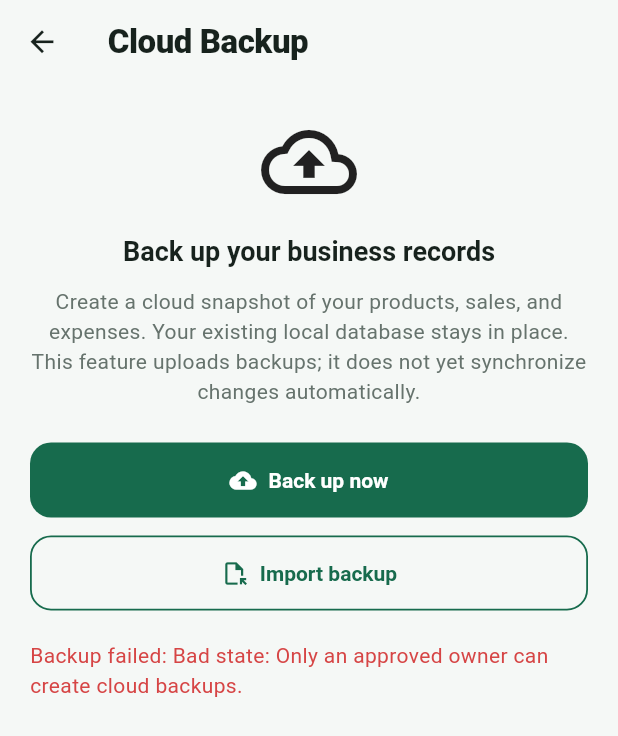
After one commit to Moses361/business_dash, a Flutter app: the CloudBackupScreen screen opened directly, after a tap on "Back up now", on a phone screen of 412 x 824 dp. The commit adds this screen. Shown: the top 736 px of the screen. Run offline on Flutter 3.47's test engine with Material 3 defaults, Android fonts, the phone set to English and light mode, and no system bars; our stand-ins replace cloud_firestore, file_picker, firebase_auth, firebase_core, pdf, printing and 2 more; accounts and stored records are empty.

Commit message:
Add cloud backup and database restore features

```diff
--- a/lib/database/database_service.dart
+++ b/lib/database/database_service.dart
@@ -199,6 +199,143 @@ class DatabaseService {
     return file.path;
   }
 
+  /// Restores a Veroon JSON backup after validation and a safety export.
+  /// Existing records are replaced only after validation succeeds.
+  Future<Map<String, dynamic>> restoreDatabase(String backupFilePath) async {
+    final source = File(backupFilePath);
+
+    if (!await source.exists()) {
+      throw const FileSystemException('Backup file not found.');
+    }
+
+    final decoded = jsonDecode(await source.readAsString());
+
+    if (decoded is! Map) {
+      throw const FormatException('Invalid backup: expected a JSON object.');
+    }
+
+    final backup = Map<String, dynamic>.from(decoded);
+
+    if (backup['format'] != 'veroon_json_backup' ||
+        backup['formatVersion'] != 1 ||
+        backup['databaseVersion'] != _databaseVersion) {
+      throw const FormatException(
+        'Unsupported backup format or database version. '
+        'This app requires a Veroon version 1 backup for database version 7.',
+      );
+    }
+
+    final products = _validatedRecords(backup['products'], 'products', [
+      'id',
+      'name',
+      'category',
+      'buying_price',
+      'selling_price',
+      'stock_quantity',
+    ]);
+    final sales = _validatedRecords(backup['sales'], 'sales', [
+      'id',
+      'product_id',
+      'product_name',
+      'quantity',
+      'buying_price',
+      'selling_price',
+      'total_amount',
+      'created_at',
+    ]);
+    final expenses = _validatedRecords(backup['expenses'], 'expenses', [
+      'id',
+      'title',
+      'amount',
+      'category',
+      'created_at',
+    ]);
+
+    // Preserve the current database in a separate JSON safety copy first.
+    final safetyBackupPath = await exportDatabase();
+    final db = await database;
+
+    await db.transaction((txn) async {
+      // Delete dependent/history records first, then products.
+      await txn.delete(salesTable);
+      await txn.delete(expensesTable);
+      await txn.delete(productsTable);
+
+      for (final record in products) {
+        await txn.insert(
+          productsTable,
+          record,
+          conflictAlgorithm: ConflictAlgorithm.abort,
+        );
+      }
+
+      for (final record in sales) {
+        await txn.insert(
+          salesTable,
+          record,
+          conflictAlgorithm: ConflictAlgorithm.abort,
+        );
+      }
+
+      for (final record in expenses) {
+        await txn.insert(
+          expensesTable,
+          record,
+          conflictAlgorithm: ConflictAlgorithm.abort,
+        );
+      }
+    });
+
+    return {
+      'products': products.length,
+      'sales': sales.length,
+      'expenses': expenses.length,
+      'safetyBackupPath': safetyBackupPath,
+    };
+  }
+
+  List<Map<String, Object?>> _validatedRecords(
+    dynamic value,
+    String tableName,
+    List<String> requiredFields,
+  ) {
+    if (value is! List) {
+      throw FormatException('Invalid backup: $tableName must be a list.');
+    }
+
+    final records = <Map<String, Object?>>[];
+    final seenIds = <int>{};
+
+    for (final item in value) {
+      if (item is! Map) {
+        throw FormatException('Invalid record in $tableName.');
+      }
+
+      final record = Map<String, dynamic>.from(item);
+      for (final field in requiredFields) {
+        if (!record.containsKey(field) || record[field] == null) {
+          throw FormatException(
+            'A $tableName record is missing required field "$field".',
+          );
+        }
+      }
+
+      final rawId = record['id'];
+      if (rawId is! num || rawId.toInt() != rawId || rawId <= 0) {
+        throw FormatException('Invalid record ID in $tableName.');
+      }
+
+      final id = rawId.toInt();
+      if (!seenIds.add(id)) {
+        throw FormatException('Duplicate record ID $id in $tableName.');
+      }
+
+      records.add(Map<String, Object?>.from(record));
+    }
+
+    return records;
+  }
+
   /// Opens the Android sharing menu with the exported JSON backup.
   Future<void> shareDatabaseBackup() async {
     final filePath = await exportDatabase();
--- a/lib/main.dart
+++ b/lib/main.dart
@@ -9,6 +9,7 @@ import 'screens/dashboard_screen.dart';
 import 'screens/expenses_screen.dart';
 import 'screens/products_screen.dart';
 import 'screens/reports_screen.dart';
+import 'screens/cloud_backup_screen.dart';
 import 'screens/sales_screen.dart';
 
 Future<void> main() async {
@@ -446,6 +447,7 @@ class _MainNavigationState extends State<MainNavigation> {
       SalesScreen(),
       ExpensesScreen(),
       ReportsScreen(),
+      CloudBackupScreen(),
     ];
   }
 
@@ -497,6 +499,11 @@ class _MainNavigationState extends State<MainNavigation> {
             selectedIcon: Icon(Icons.analytics_rounded),
             label: 'Reports',
           ),
+          NavigationDestination(
+            icon: Icon(Icons.cloud_upload_outlined),
+            selectedIcon: Icon(Icons.cloud_upload),
+            label: 'Backup',
+          ),
         ],
       ),
     );
--- /dev/null
+++ b/lib/screens/cloud_backup_screen.dart
@@ -0,0 +1,185 @@
+import 'package:flutter/material.dart';
+import 'package:file_picker/file_picker.dart';
+
+import '../database/database_service.dart';
+
+import '../services/cloud_backup_service.dart';
+
+class CloudBackupScreen extends StatefulWidget {
+  const CloudBackupScreen({super.key});
+
+  @override
+  State<CloudBackupScreen> createState() => _CloudBackupScreenState();
+}
+
+class _CloudBackupScreenState extends State<CloudBackupScreen> {
+  final CloudBackupService _backupService = CloudBackupService();
+  final DatabaseService _databaseService = DatabaseService();
+
+  bool _busy = false;
+  String? _message;
+  bool _success = false;
+
+  Future<void> _createBackup() async {
+    setState(() {
+      _busy = true;
+      _message = null;
+    });
+
+    try {
+      final result = await _backupService.uploadBackup();
+      final counts = Map<String, dynamic>.from(result['counts'] as Map);
+
+      if (!mounted) return;
+
+      setState(() {
+        _success = true;
+        _message =
+            'Cloud backup completed successfully.\n\n'
+            'Products: ${counts['products']}\n'
+            'Sales: ${counts['sales']}\n'
+            'Expenses: ${counts['expenses']}\n\n'
+            'Backup ID: ${result['backupId']}';
+      });
+    } catch (error) {
+      if (!mounted) return;
+
+      setState(() {
+        _success = false;
+        _message = 'Backup failed: $error';
+      });
+    } finally {
+      if (mounted) {
+        setState(() => _busy = false);
+      }
+    }
+  }
+
+  Future<void> _importBackup() async {
+    final selection = await FilePicker.pickFiles(
+      type: FileType.custom,
+      allowedExtensions: ['json'],
+    );
+
+    if (!mounted || selection.isEmpty) return;
+
+    final path = selection.first.path;
+    if (path == null) {
+      ScaffoldMessenger.of(context).showSnackBar(
+        const SnackBar(content: Text('Could not access the selected file.')),
+      );
+      return;
+    }
+
+    final confirmed = await showDialog<bool>(
+      context: context,
+      builder: (dialogContext) => AlertDialog(
+        title: const Text('Replace local business data?'),
+        content: const Text(
+          'Importing this backup replaces the products, sales, and expenses '
+          'currently stored on this device. A safety backup will be created '
+          'first. Continue only if you trust this backup file.',
+        ),
+        actions: [
+          TextButton(
+            onPressed: () => Navigator.pop(dialogContext, false),
+            child: const Text('Cancel'),
+          ),
+          FilledButton(
+            onPressed: () => Navigator.pop(dialogContext, true),
+            child: const Text('Restore backup'),
+          ),
+        ],
+      ),
+    );
+
+    if (confirmed != true || !mounted) return;
+
+    setState(() {
+      _busy = true;
+      _message = null;
+    });
+
+    try {
+      final result = await _databaseService.restoreDatabase(path);
+      if (!mounted) return;
+
+      setState(() {
+        _success = true;
+        _message =
+            'Backup restored successfully.\n\n'
+            'Products: ${result['products']}\n'
+            'Sales: ${result['sales']}\n'
+            'Expenses: ${result['expenses']}\n\n'
+            'Safety copy: ${result['safetyBackupPath']}\n\n'
+            'Return to the relevant screen to refresh its displayed data.';
+      });
+    } catch (error) {
+      if (!mounted) return;
+      setState(() {
+        _success = false;
+        _message =
+            'Import failed; your database was not replaced if '
+            'validation failed or the transaction rolled back.\n$error';
+      });
+    } finally {
+      if (mounted) setState(() => _busy = false);
+    }
+  }
+
+  @override
+  Widget build(BuildContext context) {
+    return Scaffold(
+      appBar: AppBar(title: const Text('Cloud Backup')),
+      body: ListView(
+        padding: const EdgeInsets.all(20),
+        children: [
+          const Icon(Icons.cloud_upload_outlined, size: 64),
+          const SizedBox(height: 16),
+          Text(
+            'Back up your business records',
+            style: Theme.of(context).textTheme.headlineSmall,
+            textAlign: TextAlign.center,
+          ),
+          const SizedBox(height: 12),
+          const Text(
+            'Create a cloud snapshot of your products, sales, '
+            'and expenses. Your existing local database stays '
+            'in place. This feature uploads backups; it does '
+            'not yet synchronize changes automatically.',
+            textAlign: TextAlign.center,
+          ),
+          const SizedBox(height: 24),
+          FilledButton.icon(
+            onPressed: _busy ? null : _createBackup,
+            icon: _busy
+                ? const SizedBox(
+                    width: 18,
+                    height: 18,
+                    child: CircularProgressIndicator(strokeWidth: 2),
+                  )
+                : const Icon(Icons.cloud_upload),
+            label: Text(_busy ? 'Creating backup...' : 'Back up now'),
+          ),
+          const SizedBox(height: 12),
+          OutlinedButton.icon(
+            onPressed: _busy ? null : _importBackup,
+            icon: const Icon(Icons.file_open_outlined),
+            label: const Text('Import backup'),
+          ),
+          if (_message != null) ...[
+            const SizedBox(height: 20),
+            SelectableText(
+              _message!,
+              style: TextStyle(
+                color: _success
+                    ? Colors.green.shade700
+                    : Theme.of(context).colorScheme.error,
+              ),
+            ),
+          ],
+        ],
+      ),
+    );
+  }
+}
--- /dev/null
+++ b/lib/services/cloud_backup_service.dart
@@ -0,0 +1,116 @@
+import 'dart:convert';
+import 'dart:io';
+
+import 'package:cloud_firestore/cloud_firestore.dart';
+import 'package:firebase_auth/firebase_auth.dart';
+
+import '../database/database_service.dart';
+
+class CloudBackupService {
+  final FirebaseAuth _auth;
+  final FirebaseFirestore _firestore;
+  final DatabaseService _database;
+
+  CloudBackupService({
+    FirebaseAuth? auth,
+    FirebaseFirestore? firestore,
+    DatabaseService? database,
+  }) : _auth = auth ?? FirebaseAuth.instance,
+       _firestore = firestore ?? FirebaseFirestore.instance,
+       _database = database ?? DatabaseService();
+
+  Future<Map<String, dynamic>> uploadBackup() async {
+    final user = _auth.currentUser;
+    if (user == null) {
+      throw StateError('Please sign in before creating a cloud backup.');
+    }
+
+    final profile = await _firestore.collection('users').doc(user.uid).get();
+
+    if (profile.data()?['role'] != 'owner') {
+      throw StateError('Only an approved owner can create cloud backups.');
+    }
+
+    final filePath = await _database.exportDatabase();
+    final file = File(filePath);
+
+    try {
+      final backup =
+          jsonDecode(await file.readAsString()) as Map<String, dynamic>;
+
+      final backupId = DateTime.now().toUtc().millisecondsSinceEpoch.toString();
+
+      final backupRef = _firestore
+          .collection('users')
+          .doc(user.uid)
+          .collection('backups')
+          .doc(backupId);
+
+      final counts = Map<String, dynamic>.from(backup['counts'] as Map);
+
+      await backupRef.set({
+        'backupId': backupId,
+        'ownerUid': user.uid,
+        'status': 'uploading',
+        'format': backup['format'],
+        'formatVersion': backup['formatVersion'],
+        'databaseVersion': backup['databaseVersion'],
+        'exportedAt': backup['exportedAt'],
+        'counts': counts,
+        'createdAt': FieldValue.serverTimestamp(),
+      });
+
+      try {
+        for (final collectionName in ['products', 'sales', 'expenses']) {
+          final records = backup[collectionName] as List<dynamic>;
+          var batch = _firestore.batch();
+          var pendingWrites = 0;
+
+          for (final item in records) {
+            final record = Map<String, dynamic>.from(item as Map);
+            final recordId = record['id'];
+
+            if (recordId == null) {
+              throw FormatException('A $collectionName record has no ID.');
+            }
+
+            final recordRef = backupRef
+                .collection(collectionName)
+                .doc('record_$recordId');
+
+            batch.set(recordRef, record);
+            pendingWrites++;
+
+            if (pendingWrites == 400) {
+              await batch.commit();
+              batch = _firestore.batch();
+              pendingWrites = 0;
+            }
+          }
+
+          if (pendingWrites > 0) {
+            await batch.commit();
+          }
+        }
+
+        await backupRef.update({
+          'status': 'complete',
+          'completedAt': FieldValue.serverTimestamp(),
+        });
+      } catch (_) {
+        try {
+          await backupRef.update({'status': 'failed'});
+        } catch (_) {
+          // Preserve the original upload error.
+        }
+        rethrow;
+      }
+
+      return {'backupId': backupId, 'counts': counts};
+    } finally {
+      if (await file.exists()) {
+        await file.delete();
+      }
+    }
+  }
+}
--- a/pubspec.yaml
+++ b/pubspec.yaml
@@ -21,6 +21,7 @@ dependencies:
   firebase_core: ^5.0.0
   firebase_auth: ^7.0.0
   cloud_firestore: ^7.0.0
+  file_picker: ^13.1.0
 
 dev_dependencies:
   flutter_test:
```
Also changed, not shown: .update_login.dart (added), pubspec.lock, 2 other files.
